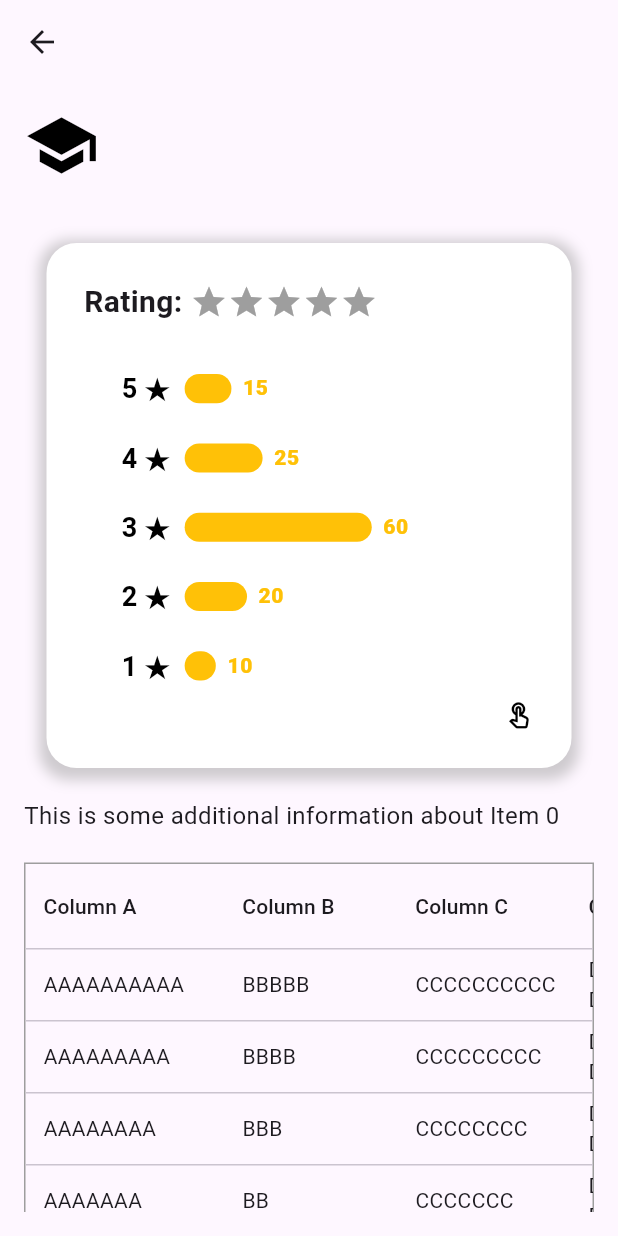
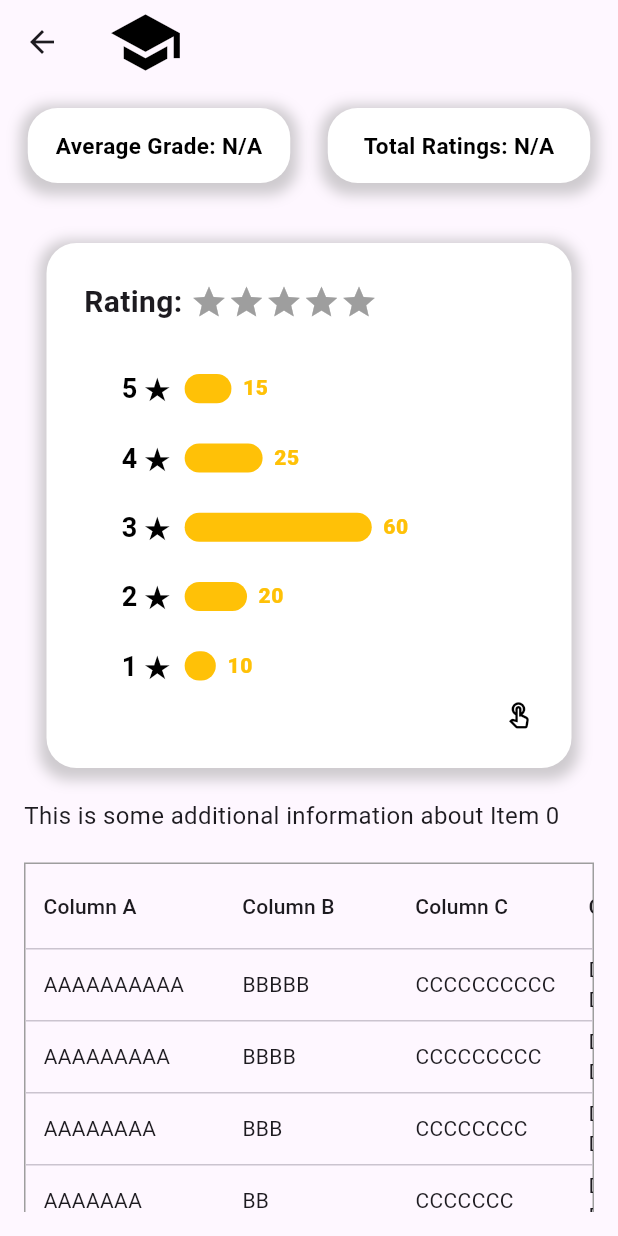
Before and after one commit to FindMyProfessors/findmyprofessors, a Flutter app: the Professor screen opened directly with empty values, on a phone screen of 412 x 824 dp. Run offline on Flutter 3.47's test engine with Material 3 defaults, Android fonts, the phone set to English and light mode, and no system bars; drawn by our look-alikes of data_table_2, flip_card, flutter_rating_bar; our stand-ins replace fl_chart, flutter_native_splash, flutter_secure_storage, icons_plus, syncfusion_flutter_charts; accounts and stored records are empty; network calls fail.

Commit message:
proffessor rating glue code implemented

```diff
--- a/mobile/app/lib/screens/Professor.dart
+++ b/mobile/app/lib/screens/Professor.dart
@@ -5,7 +5,7 @@ import 'package:fl_chart/fl_chart.dart';
 import 'package:flutter_rating_bar/flutter_rating_bar.dart';
 import 'package:flip_card/flip_card.dart';
 import 'package:syncfusion_flutter_charts/charts.dart';
-import 'package:syncfusion_flutter_charts/sparkcharts.dart';
+import 'package:app/API_services/API.dart';
 
 class RatingData {
   RatingData(this.rating, this.percentage);
@@ -25,7 +25,14 @@ List<RatingData> getRatingData() {
     ];
   }
 
-class Professor extends StatelessWidget {
+late String totalRatings= "N/A";
+late String totalQualityAverage= "N/A";
+late String totalDifficultyAverage= "N/A";
+late String topKMostRecentQualityAverage= "N/A";
+late String topKMostRecentDifficultyAverage= "N/A";
+late String averageGrade= "N/A";
+
+class Professor extends StatefulWidget {
   final String name;
   final int rating;
   final int id;
@@ -34,31 +41,116 @@ class Professor extends StatelessWidget {
 
   Professor({required this.name, required this.rating, required this.id});
 
+   @override
+  _ProfessorState createState() => _ProfessorState();
+
+  }
+
+class _ProfessorState extends State<Professor> {
+
+  final Random random = Random();
+
+  @override
+  // void initState() {
+  //   super.initState();
+  //   //getProfessorRating(context, widget.id);
+  //   print("doneeeeeeeeeeeeeee");
+  // }
+
+
   @override
   Widget build(BuildContext context) {
-    print('professor name: $name rating: $rating id: $id');
+    print('professor name: ${widget.name} rating: $totalQualityAverage id: ${widget.id}');
     return Scaffold(
-      appBar: AppBar(
-        //title: Text(name),
+     appBar: AppBar(
+      title: Row(
+        children: [
+          Icon(Icons.school, color: Colors.black, size: 50),
+          SizedBox(width: 10),
+          Text(
+            '${widget.name}',
+            style: TextStyle(
+              fontSize: 30,
+              fontWeight: FontWeight.bold,
+              color: Colors.black,
+            ),
+          ),
+        ],
       ),
-      body: Padding(
+    ),
+      body:
+      FutureBuilder(
+      future: getProfessorRating(context, widget.id), // Replace with your async function
+      builder: (context, snapshot) {
+        if (snapshot.connectionState == ConnectionState.waiting) {
+          return Center(child: CircularProgressIndicator());
+        } else if (snapshot.hasError) {
+          return Center(child: Text('Error: ${snapshot.error}'));
+        } else {
+          // Display data
+          return Padding(
         padding: const EdgeInsets.all(16.0),
         child: Column(
           crossAxisAlignment: CrossAxisAlignment.start,
           children: [
-
             Row(
+              mainAxisAlignment: MainAxisAlignment.center,
               children: [
-                Icon(Icons.school, color: Colors.black, size: 50),
-                SizedBox(width: 10),
-                Text(
-                  '$name',
-                  style: TextStyle(
-                    fontSize: 30,
-                    fontWeight: FontWeight.bold,
-                    color: Colors.black,
+                Container(
+                  height: 50,
+                  width: 175,
+                  decoration: BoxDecoration(
+                    borderRadius: BorderRadius.circular(20.0),
+                    color: Colors.white,
+                    boxShadow:  [
+                      BoxShadow(
+                        color: Colors.grey.withOpacity(0.5),
+                        spreadRadius: 5,
+                        blurRadius: 7,
+                        offset: Offset(0, 3), // changes position of shadow
+                      ),
+                    ],
+                  ),
+                  alignment: Alignment.center,
+                  child: Text(
+                    'Average Grade: $averageGrade',
+                    style: TextStyle(
+                      fontSize: 15,
+                      fontWeight: FontWeight.bold,
+                      color: Colors.black,
+                    ),
                   ),
                 ),
+
+                SizedBox(width: 25.0),
+
+                Container(
+                  height: 50,
+                  width: 175,
+                  decoration: BoxDecoration(
+                    borderRadius: BorderRadius.circular(20.0),
+                    color: Colors.white,
+                    boxShadow:  [
+                      BoxShadow(
+                        color: Colors.grey.withOpacity(0.5),
+                        spreadRadius: 5,
+                        blurRadius: 7,
+                        offset: Offset(0, 3), // changes position of shadow
+                      ),
+                    ],
+                  ),
+                  alignment: Alignment.center,
+                  child: Text(
+                      'Total Ratings: ${totalRatings}',
+                      style: TextStyle(
+                        fontSize: 15,
+                        fontWeight: FontWeight.bold,
+                        color: Colors.black,
+                      ),
+                    ),
+                )
+
+
               ],
             ),
 
@@ -84,7 +176,7 @@ class Professor extends StatelessWidget {
                             },
 
                             back: Container(
-                              //shadowColor: Colors.black,
+
                               alignment: Alignment.center,
                               height: 350,
                               width: 350,
@@ -241,7 +333,7 @@ class Professor extends StatelessWidget {
                                         RatingBar.builder(
                                           ignoreGestures: true,
                                           itemSize: 25.0,
-                                          initialRating: rating.toDouble(),
+                                          initialRating: totalQualityAverage != "N/A" ? double.parse(totalQualityAverage) : 0.0,
                                           minRating: 1,
                                           direction: Axis.horizontal,
                                           allowHalfRating: true,
@@ -428,10 +520,15 @@ class Professor extends StatelessWidget {
                 },
               )
             ),
-
           ],
         ),
-      ),
+      )
+    ;
+        }
+      },
+    ),
+
+
     );
   }
 }
```
Also changed, not shown: mobile/app/lib/API_services/API.dart (+83 -1 lines).
